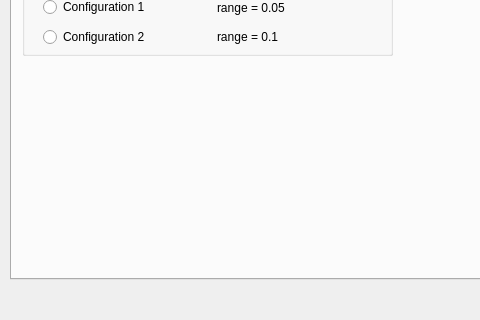
zohannn/motion_manager, file ui/rrtconnectdialog.ui: the form before one commit; both pictures show x 0 to 480 and y 121 to 441 of the 873 by 441 pixel window.
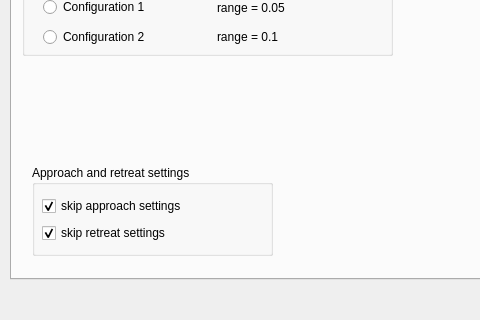
The form after the commit.

What changed in the file:
```diff
--- a/ui/rrtconnectdialog.ui
+++ b/ui/rrtconnectdialog.ui
@@ -111,6 +111,51 @@
       </layout>
      </widget>
     </widget>
+    <widget class="QGroupBox" name="groupBox_constraints_2">
+     <property name="geometry">
+      <rect>
+       <x>20</x>
+       <y>250</y>
+       <width>241</width>
+       <height>91</height>
+      </rect>
+     </property>
+     <property name="title">
+      <string>Approach and retreat settings</string>
+     </property>
+     <widget class="QWidget" name="layoutWidget_5">
+      <property name="geometry">
+       <rect>
+        <x>10</x>
+        <y>30</y>
+        <width>171</width>
+        <height>50</height>
+       </rect>
+      </property>
+      <layout class="QVBoxLayout" name="verticalLayout_26">
+       <item>
+        <widget class="QCheckBox" name="checkBox_approach">
+         <property name="text">
+          <string>skip approach settings</string>
+         </property>
+         <property name="checked">
+          <bool>true</bool>
+         </property>
+        </widget>
+       </item>
+       <item>
+        <widget class="QCheckBox" name="checkBox_retreat">
+         <property name="text">
+          <string>skip retreat settings</string>
+         </property>
+         <property name="checked">
+          <bool>true</bool>
+         </property>
+        </widget>
+       </item>
+      </layout>
+     </widget>
+    </widget>
    </widget>
    <widget class="QWidget" name="tab_pick">
     <attribute name="title">
```
